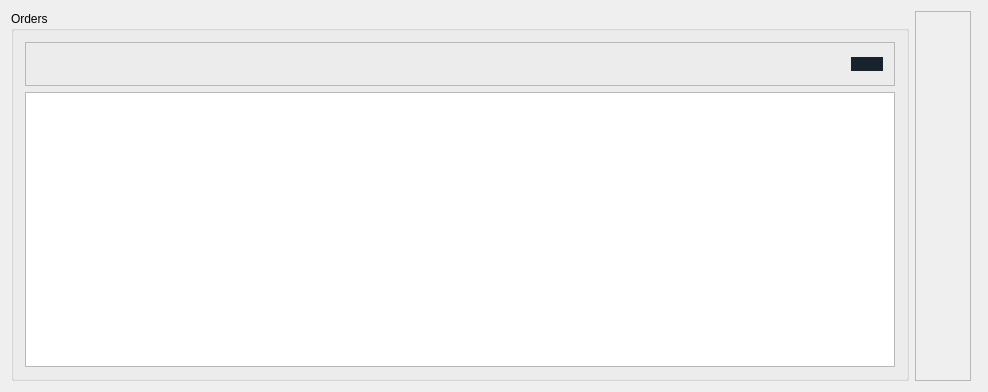
First picture: the form in mainwindow.ui, repository 0x000N3X4N/HomeApplianceService, before the edit.
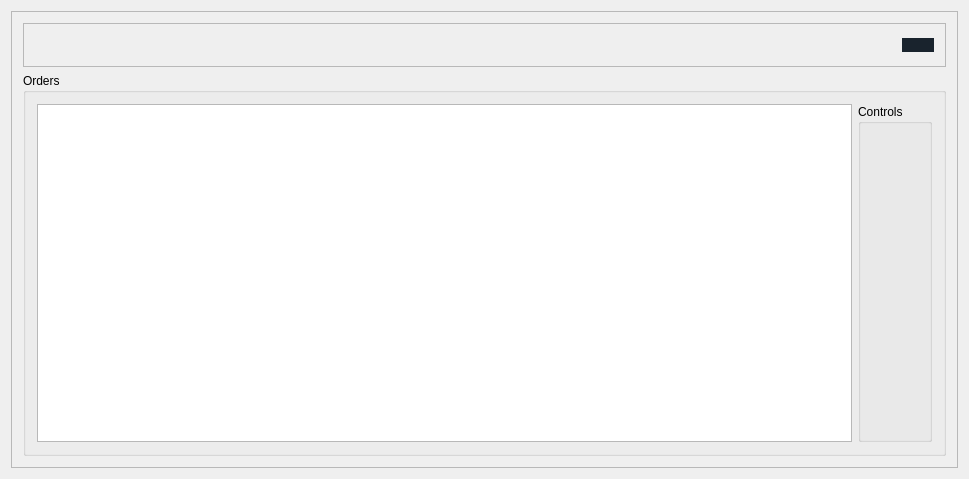
Second picture: the form after the edit. Icons and pictures are not drawn.

Commit message: added: 'customers' module, complete 'employees' module, define 'order' module, redesign DB, update 'PCSMDB.sql' script

What changed in the file:
```diff
--- a/mainwindow.ui
+++ b/mainwindow.ui
@@ -6,8 +6,8 @@
    <rect>
     <x>0</x>
     <y>0</y>
-    <width>988</width>
-    <height>392</height>
+    <width>969</width>
+    <height>479</height>
    </rect>
   </property>
   <property name="minimumSize">
@@ -31,14 +31,14 @@
    </property>
    <layout class="QHBoxLayout" name="horizontalLayout">
     <item>
-     <layout class="QVBoxLayout" name="verticalLayout_3"/>
-    </item>
-    <item>
-     <widget class="QGroupBox" name="order_gBox">
-      <property name="title">
-       <string>Orders</string>
+     <widget class="QFrame" name="main_menu_fr">
+      <property name="frameShape">
+       <enum>QFrame::StyledPanel</enum>
       </property>
-      <layout class="QVBoxLayout" name="verticalLayout">
+      <property name="frameShadow">
+       <enum>QFrame::Raised</enum>
+      </property>
+      <layout class="QVBoxLayout" name="verticalLayout_6">
        <item>
         <widget class="QFrame" name="button_bar_frame">
          <property name="frameShape">
@@ -50,6 +50,40 @@
          <layout class="QVBoxLayout" name="verticalLayout_2">
           <item>
            <layout class="QHBoxLayout" name="horizontalLayout_2">
+            <item>
+             <widget class="QPushButton" name="customers_btn">
+              <property name="styleSheet">
+               <string notr="true">border-radius: 20px;
+border-width: 3px;</string>
+              </property>
+              <property name="text">
+               <string/>
+              </property>
+              <property name="icon">
+               <iconset resource="res.qrc">
+                <normaloff>:/resources/img/customers_icon_btn.png</normaloff>:/resources/img/customers_icon_btn.png</iconset>
+              </property>
+              <property name="iconSize">
+               <size>
+                <width>64</width>
+                <height>64</height>
+               </size>
+              </property>
+             </widget>
+            </item>
+            <item>
+             <spacer name="horizontalSpacer_5">
+              <property name="orientation">
+               <enum>Qt::Horizontal</enum>
+              </property>
+              <property name="sizeHint" stdset="0">
+               <size>
+                <width>40</width>
+                <height>20</height>
+               </size>
+              </property>
+             </spacer>
+            </item>
             <item>
              <widget class="QPushButton" name="employees_btn">
               <property name="styleSheet">
@@ -181,20 +215,20 @@
         </widget>
        </item>
        <item>
+        <widget class="QGroupBox" name="order_gBox">
+         <property name="title">
+          <string>Orders</string>
+         </property>
+         <layout class="QHBoxLayout" name="horizontalLayout_3">
+          <item>
         <widget class="QTableView" name="tb_orders"/>
        </item>
-      </layout>
-     </widget>
-    </item>
     <item>
-     <widget class="QFrame" name="frame_2">
-      <property name="frameShape">
-       <enum>QFrame::StyledPanel</enum>
-      </property>
-      <property name="frameShadow">
-       <enum>QFrame::Raised</enum>
-      </property>
-      <layout class="QVBoxLayout" name="verticalLayout_4">
+           <widget class="QGroupBox" name="ctrls_gBox">
+            <property name="title">
+             <string>Controls</string>
+            </property>
+            <layout class="QVBoxLayout" name="verticalLayout">
        <item>
         <widget class="QPushButton" name="add_order_btn">
          <property name="styleSheet">
@@ -216,17 +250,47 @@
          </property>
         </widget>
        </item>
-      </layout>
-     </widget>
+             <item>
+              <spacer name="verticalSpacer">
+               <property name="orientation">
+                <enum>Qt::Vertical</enum>
+               </property>
+               <property name="sizeHint" stdset="0">
+                <size>
+                 <width>20</width>
+                 <height>40</height>
+                </size>
+               </property>
+              </spacer>
     </item>
     <item>
-     <widget class="QFrame" name="frame">
-      <property name="frameShape">
-       <enum>QFrame::StyledPanel</enum>
-      </property>
-      <property name="frameShadow">
-       <enum>QFrame::Raised</enum>
-      </property>
+              <widget class="QPushButton" name="del_order_btn">
+               <property name="styleSheet">
+                <string notr="true">border-radius: 20px;
+border-width: 3px;</string>
+               </property>
+               <property name="text">
+                <string/>
+               </property>
+               <property name="icon">
+                <iconset resource="res.qrc">
+                 <normaloff>:/resources/img/delete_btn_icon.png</normaloff>:/resources/img/delete_btn_icon.png</iconset>
+               </property>
+               <property name="iconSize">
+                <size>
+                 <width>64</width>
+                 <height>64</height>
+                </size>
+               </property>
+              </widget>
+             </item>
+            </layout>
+           </widget>
+          </item>
+         </layout>
+        </widget>
+       </item>
+      </layout>
      </widget>
     </item>
    </layout>
```
Left out of the diff: 2 changed lines with no effect on the pictures. Lines whose indentation alone changed are shown as unchanged. The commit also changes 32 other files.
